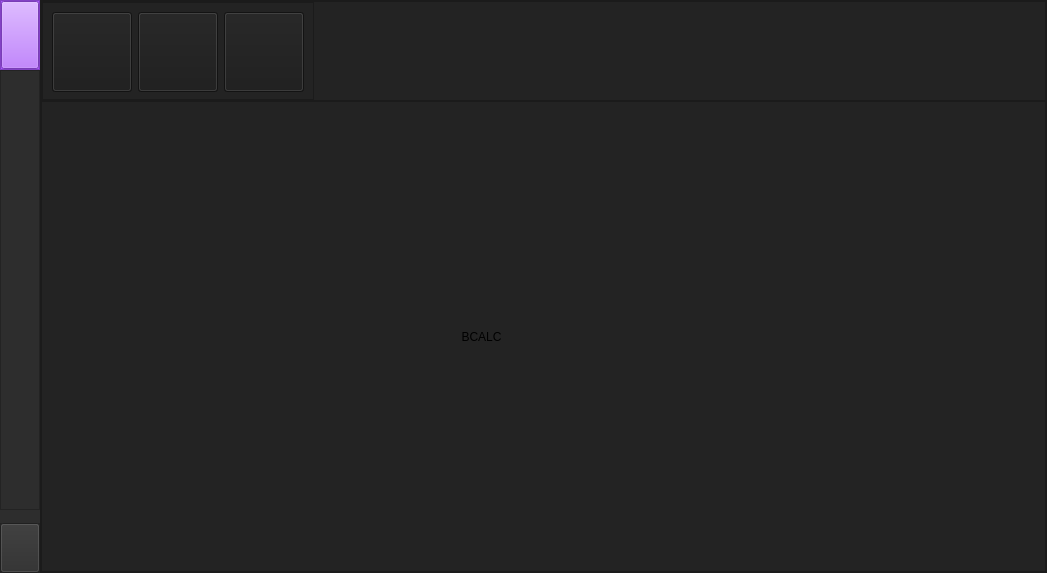
Old version of the form BCore python/Main.ui in the repository XRenso/BCoreQT.
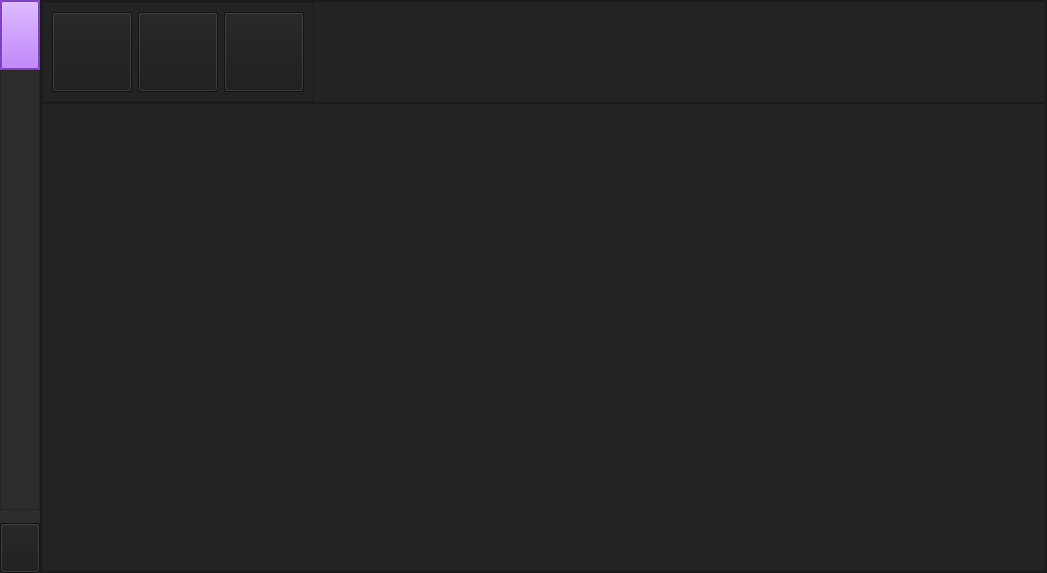
New version of the form. The open tabs and pages were chosen to show the change. Icons and pictures are not drawn.

Diff of the .ui file:
```diff
--- a/BCore python/Main.ui
+++ b/BCore python/Main.ui
@@ -201,6 +201,17 @@
             <height>60</height>
            </size>
           </property>
+          <property name="styleSheet">
+           <string notr="true">QPushButton{
+	
+	background-color: rgb(27, 27, 27);
+}
+QPushButton:hover{
+	
+	
+	background-color: rgb(85, 0, 255);
+}</string>
+          </property>
           <property name="text">
            <string/>
           </property>
@@ -248,7 +259,7 @@
          <property name="maximumSize">
           <size>
            <width>16777215</width>
-           <height>100</height>
+           <height>16777215</height>
           </size>
          </property>
          <property name="styleSheet">
@@ -406,24 +417,7 @@
               </item>
              </layout>
             </widget>
-            <widget class="QWidget" name="page_BCalc">
-             <widget class="QLabel" name="label">
-              <property name="geometry">
-               <rect>
-                <x>260</x>
-                <y>150</y>
-                <width>341</width>
-                <height>151</height>
-               </rect>
-              </property>
-              <property name="text">
-               <string>BCALC</string>
-              </property>
-              <property name="alignment">
-               <set>Qt::AlignCenter</set>
-              </property>
-             </widget>
-            </widget>
+            <widget class="QWidget" name="page_BCalc"/>
             <widget class="QWidget" name="page_BMedia">
              <widget class="QLabel" name="label_2">
               <property name="geometry">
```
Left out of the diff: 2 changed lines with no effect on the pictures.
